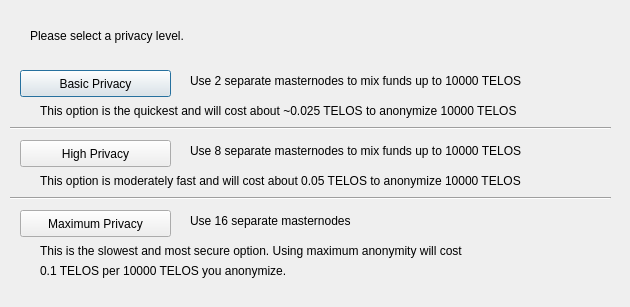
This is src/qt/forms/obfuscationconfig.ui in phoenixkonsole/MooNET as Qt 5 draws it before an edit. The edited form follows.
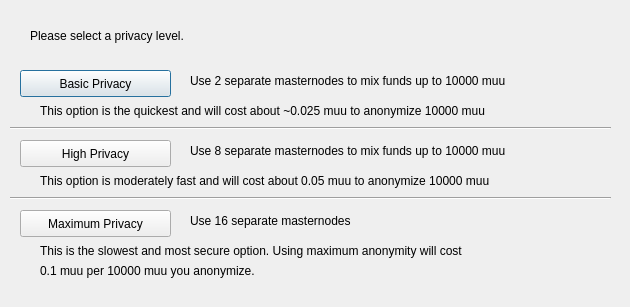
This is the edited form.

Diff of the .ui file:
```diff
--- a/src/qt/forms/obfuscationconfig.ui
+++ b/src/qt/forms/obfuscationconfig.ui
@@ -75,7 +75,7 @@
     </rect>
    </property>
    <property name="text">
-    <string>Use 2 separate masternodes to mix funds up to 10000 TELOS</string>
+    <string>Use 2 separate masternodes to mix funds up to 10000 muu</string>
    </property>
   </widget>
   <widget class="QLabel" name="label_3">
@@ -88,7 +88,7 @@
     </rect>
    </property>
    <property name="text">
-    <string>Use 8 separate masternodes to mix funds up to 10000 TELOS</string>
+    <string>Use 8 separate masternodes to mix funds up to 10000 muu</string>
    </property>
   </widget>
   <widget class="QLabel" name="label_4">
@@ -114,7 +114,7 @@
     </rect>
    </property>
    <property name="text">
-    <string>This option is the quickest and will cost about ~0.025 TELOS to anonymize 10000 TELOS</string>
+    <string>This option is the quickest and will cost about ~0.025 muu to anonymize 10000 muu</string>
    </property>
   </widget>
   <widget class="QLabel" name="label_7">
@@ -127,7 +127,7 @@
     </rect>
    </property>
    <property name="text">
-    <string>This option is moderately fast and will cost about 0.05 TELOS to anonymize 10000 TELOS</string>
+    <string>This option is moderately fast and will cost about 0.05 muu to anonymize 10000 muu</string>
    </property>
   </widget>
   <widget class="QLabel" name="label_8">
@@ -153,7 +153,7 @@
     </rect>
    </property>
    <property name="text">
-    <string>0.1 TELOS per 10000 TELOS you anonymize.</string>
+    <string>0.1 muu per 10000 muu you anonymize.</string>
    </property>
   </widget>
   <widget class="Line" name="line">
```
